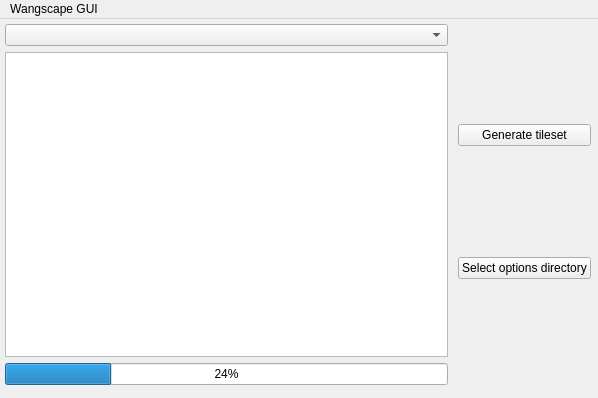
Qt form WangscapeGui/mainwindow.ui (Wangscape/Wangscape) before a commit.
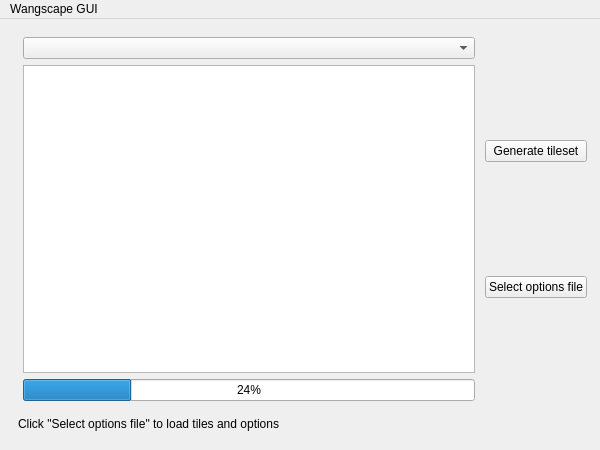
The same form after that commit.

Commit message: Add label with current options path

What changed in the file:
```diff
--- a/WangscapeGui/mainwindow.ui
+++ b/WangscapeGui/mainwindow.ui
@@ -6,23 +6,25 @@
    <rect>
     <x>0</x>
     <y>0</y>
-    <width>598</width>
-    <height>398</height>
+    <width>600</width>
+    <height>450</height>
    </rect>
   </property>
   <property name="windowTitle">
    <string>MainWindow</string>
   </property>
   <widget class="QWidget" name="centralWidget">
-   <widget class="QWidget" name="">
+   <widget class="QWidget" name="verticalLayoutWidget">
     <property name="geometry">
      <rect>
-      <x>0</x>
-      <y>0</y>
+      <x>7</x>
+      <y>2</y>
       <width>591</width>
-      <height>371</height>
+      <height>421</height>
      </rect>
     </property>
+    <layout class="QVBoxLayout" name="verticalLayout_2">
+     <item>
     <layout class="QHBoxLayout" name="horizontalLayout">
      <property name="spacing">
       <number>10</number>
@@ -47,6 +49,9 @@
        <property name="topMargin">
         <number>5</number>
        </property>
+         <property name="bottomMargin">
+          <number>5</number>
+         </property>
        <item>
         <widget class="QComboBox" name="comboBox"/>
        </item>
@@ -77,11 +82,20 @@
        <item>
         <widget class="QPushButton" name="optionsDirectoryButton">
          <property name="text">
-          <string>Select options directory</string>
+            <string>Select options file</string>
          </property>
         </widget>
        </item>
       </layout>
+       </item>
+      </layout>
+     </item>
+     <item>
+      <widget class="QLabel" name="currentOptionsPath">
+       <property name="text">
+        <string>Click &quot;Select options file&quot; to load tiles and options</string>
+       </property>
+      </widget>
      </item>
     </layout>
    </widget>
@@ -91,7 +105,7 @@
     <rect>
      <x>0</x>
      <y>0</y>
-     <width>598</width>
+     <width>600</width>
      <height>20</height>
     </rect>
    </property>
```
Lines whose indentation alone changed are shown as unchanged. The commit also changes 1 other file.
